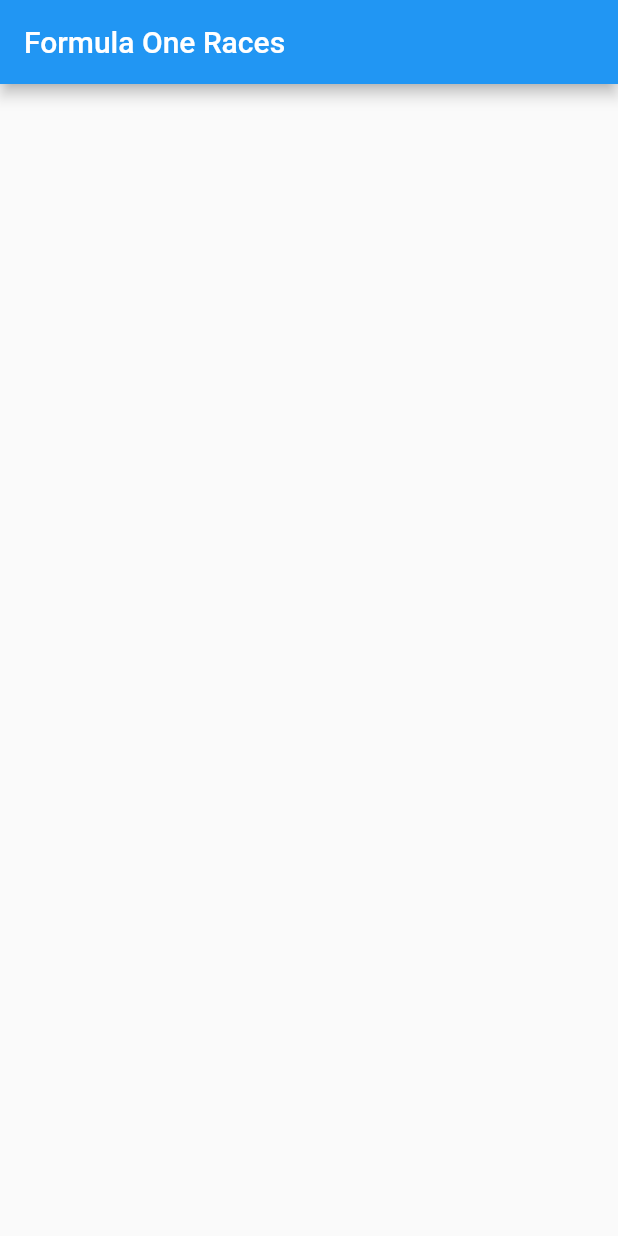
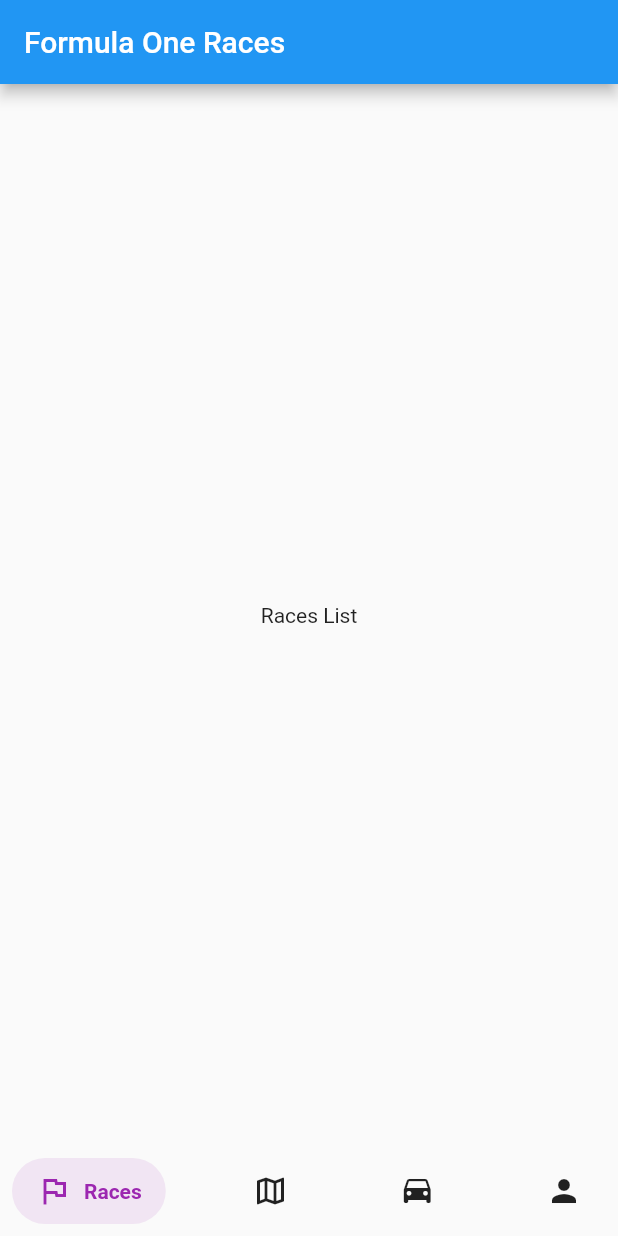
Before and after one commit to whosjorge23/formula_one_calendar, a Flutter app: the screen it shows after launch, on a phone screen of 412 x 824 dp. Run offline on Flutter 3.47's test engine with Material 2 defaults, Android fonts, the light colour scheme and no system bars; drawn by our look-alikes of salomon_bottom_bar.

Commit message:
Add Botton Bar
Add Botton Bar

```diff
--- a/lib/main.dart
+++ b/lib/main.dart
@@ -1,4 +1,5 @@
 import 'package:flutter/material.dart';
+import 'package:salomon_bottom_bar/salomon_bottom_bar.dart';
 
 void main() {
   runApp(const MyApp());
@@ -29,17 +30,62 @@ class MyHomePage extends StatefulWidget {
 }
 
 class _MyHomePageState extends State<MyHomePage> {
+  var _currentIndex = 0;
+
+  List<Widget> pageList = [
+    Center(
+      child: Text("Races List"),
+    ),
+    Center(
+      child: Text("Circuits Map"),
+    ),
+    Center(
+      child: Text("Constructors"),
+    ),
+    Center(
+      child: Text("Developer Info"),
+    ),
+  ];
+
   @override
   Widget build(BuildContext context) {
     return Scaffold(
       appBar: AppBar(
         title: Text(widget.title),
       ),
-      body: Center(
-        child: Column(
-          mainAxisAlignment: MainAxisAlignment.center,
-          children: <Widget>[],
-        ),
+      body: pageList[_currentIndex],
+      bottomNavigationBar: SalomonBottomBar(
+        currentIndex: _currentIndex,
+        onTap: (i) => setState(() => _currentIndex = i),
+        items: [
+          /// Home
+          SalomonBottomBarItem(
+            icon: Icon(Icons.flag_outlined),
+            title: Text("Races"),
+            selectedColor: Colors.purple,
+          ),
+
+          /// Likes
+          SalomonBottomBarItem(
+            icon: Icon(Icons.map_outlined),
+            title: Text("Circuits Map"),
+            selectedColor: Colors.pink,
+          ),
+
+          /// Search
+          SalomonBottomBarItem(
+            icon: Icon(Icons.drive_eta),
+            title: Text("Constructors"),
+            selectedColor: Colors.orange,
+          ),
+
+          /// Profile
+          SalomonBottomBarItem(
+            icon: Icon(Icons.person),
+            title: Text("Developer Info"),
+            selectedColor: Colors.teal,
+          ),
+        ],
       ),
     );
   }
--- a/pubspec.yaml
+++ b/pubspec.yaml
@@ -36,6 +36,8 @@ dependencies:
   # The following adds the Cupertino Icons font to your application.
   # Use with the CupertinoIcons class for iOS style icons.
   cupertino_icons: ^1.0.2
+  salomon_bottom_bar: ^3.3.1
+  animated_notch_bottom_bar: ^0.0.6
 
 dev_dependencies:
   flutter_test:
```
